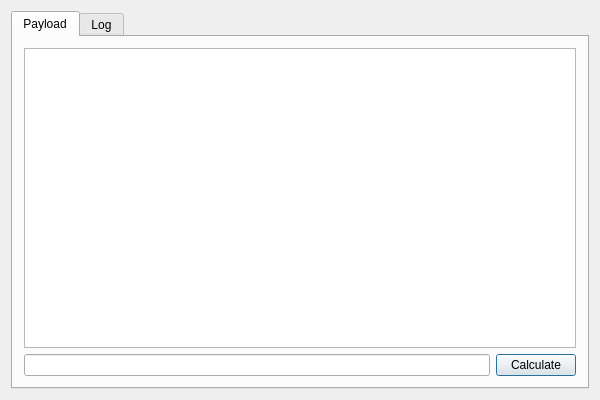
The window that forms/app.ui (MOZGIII/prolog-app-gui) describes before a commit, drawn with Qt 5.
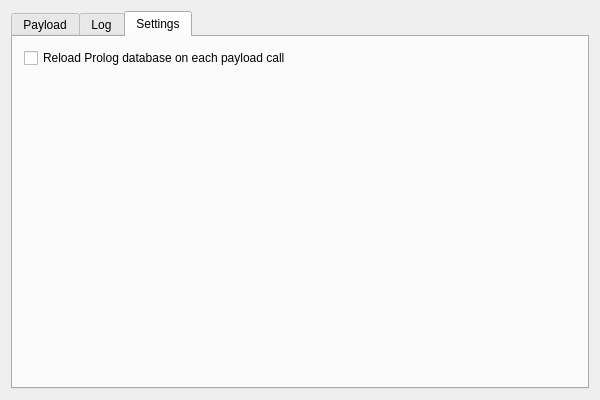
The same window after the commit. The open tabs and pages were chosen to show the change.

Commit message: Added automatic database reload option and a settings manager

The edit to the form file:
```diff
--- a/forms/app.ui
+++ b/forms/app.ui
@@ -72,6 +72,23 @@
        </item>
       </layout>
      </widget>
+     <widget class="QWidget" name="settingsTab">
+      <attribute name="title">
+       <string>Settings</string>
+      </attribute>
+      <layout class="QFormLayout" name="formLayout">
+       <property name="fieldGrowthPolicy">
+        <enum>QFormLayout::AllNonFixedFieldsGrow</enum>
+       </property>
+       <item row="0" column="0">
+        <widget class="QCheckBox" name="settingsAutoReload">
+         <property name="text">
+          <string>Reload Prolog database on each payload call</string>
+         </property>
+        </widget>
+       </item>
+      </layout>
+     </widget>
     </widget>
    </item>
   </layout>
```
The commit also changes 5 other files.
